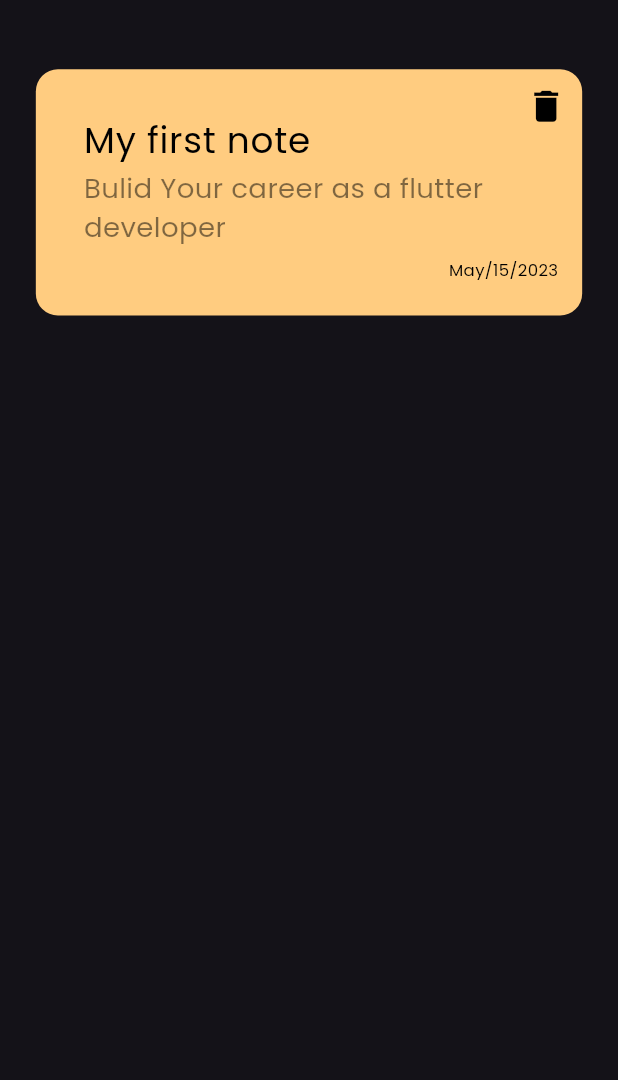
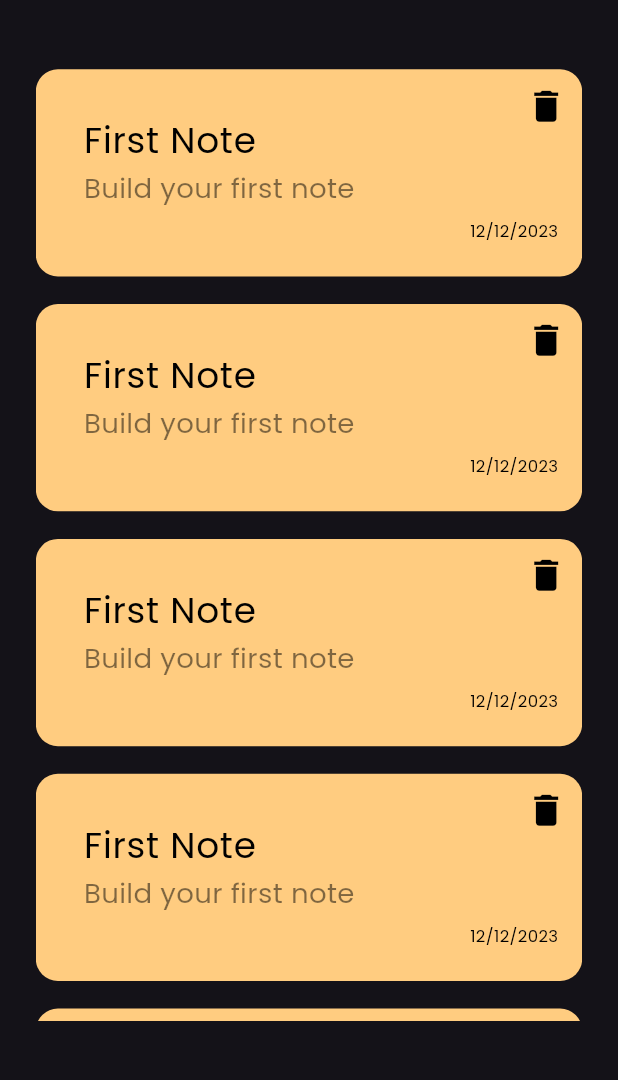
Before and after one commit to FayesSabry/notes_app, a Flutter app: the screen it shows after launch, on a phone screen of 412 x 824 dp, the part 150-1230 px from its top. Run offline on Flutter 3.47's test engine with Material 3 defaults, Android fonts, the phone set to English and light mode, and no system bars; our stand-ins replace flutter_screenutil, go_router, google_fonts.

Commit message:
create notes list view

```diff
--- a/lib/widgets/custom_notes_body.dart
+++ b/lib/widgets/custom_notes_body.dart
@@ -2,6 +2,9 @@ import 'package:flutter/material.dart';
 import 'package:flutter_screenutil/flutter_screenutil.dart';
 import 'package:google_fonts/google_fonts.dart';
 import 'package:notes_app/widgets/custom_app_bar.dart';
+import 'package:notes_app/widgets/custom_no_notes.dart';
+import 'package:notes_app/widgets/note_item.dart';
+import 'package:notes_app/widgets/notes_list_view.dart';
 
 class CustomNotesBody extends StatelessWidget {
   const CustomNotesBody({super.key});
@@ -14,70 +17,9 @@ class CustomNotesBody extends StatelessWidget {
         children: [
           const CustomAppBar(),
           SizedBox(height: 50.h),
-          const NonteItem(),
+          const NotesListView(),
         ],
       ),
     );
   }
 }
-
-class NonteItem extends StatelessWidget {
-  const NonteItem({super.key});
-
-  @override
-  Widget build(BuildContext context) {
-    return Stack(
-      children: [
-        Container(
-          padding: EdgeInsets.only(
-            top: 24.h,
-            bottom: 24.h,
-            left: 16.w,
-            right: 16.w,
-          ),
-          decoration: BoxDecoration(
-            color: const Color(0xffffcc80),
-            borderRadius: BorderRadius.circular(16.r),
-          ),
-          child: Column(
-            crossAxisAlignment: CrossAxisAlignment.end,
-            children: [
-              ListTile(
-                title: Text(
-                  'My first note',
-                  style: GoogleFonts.poppins(
-                    fontSize: 26.sp,
-                    color: Colors.black,
-                  ),
-                ),
-                subtitle: Text(
-                  'Bulid Your career as a flutter developer',
-                  style: GoogleFonts.poppins(
-                    fontSize: 20.sp,
-                    color: Colors.black.withValues(alpha: 0.5),
-                  ),
-                ),
-              ),
-
-              Text(
-                'May/15/2023',
-                style: GoogleFonts.poppins(
-                  fontSize: 12.sp,
-                  color: Colors.black,
-                ),
-              ),
-            ],
-          ),
-        ),
-        Positioned(
-          right: 0.w,
-          top: 0.h,
-          child: IconButton(
-            onPressed: () {},
-            icon: Icon(Icons.delete, color: Colors.black, size: 30.sp),
-          ),
-        ),
-      ],
-    );
-  }
-}
--- /dev/null
+++ b/lib/widgets/note_item.dart
@@ -0,0 +1,74 @@
+import 'package:flutter/material.dart';
+import 'package:flutter_screenutil/flutter_screenutil.dart';
+import 'package:google_fonts/google_fonts.dart';
+
+class NonteItem extends StatelessWidget {
+  const NonteItem({
+    super.key,
+    required this.title,
+    required this.subtitle,
+    required this.date,
+  });
+  final String title;
+  final String subtitle;
+  final String date;
+  @override
+  Widget build(BuildContext context) {
+    return Padding(
+      padding: EdgeInsets.only(bottom: 20.0.h),
+      child: Stack(
+        children: [
+          Container(
+            padding: EdgeInsets.only(
+              top: 24.h,
+              bottom: 24.h,
+              left: 16.w,
+              right: 16.w,
+            ),
+            decoration: BoxDecoration(
+              color: const Color(0xffffcc80),
+              borderRadius: BorderRadius.circular(16.r),
+            ),
+            child: Column(
+              crossAxisAlignment: CrossAxisAlignment.end,
+              children: [
+                ListTile(
+                  title: Text(
+                    title,
+                    style: GoogleFonts.poppins(
+                      fontSize: 26.sp,
+                      color: Colors.black,
+                    ),
+                  ),
+                  subtitle: Text(
+                    subtitle,
+                    style: GoogleFonts.poppins(
+                      fontSize: 20.sp,
+                      color: Colors.black.withValues(alpha: 0.5),
+                    ),
+                  ),
+                ),
+
+                Text(
+                  date,
+                  style: GoogleFonts.poppins(
+                    fontSize: 12.sp,
+                    color: Colors.black,
+                  ),
+                ),
+              ],
+            ),
+          ),
+          Positioned(
+            right: 0.w,
+            top: 0.h,
+            child: IconButton(
+              onPressed: () {},
+              icon: Icon(Icons.delete, color: Colors.black, size: 30.sp),
+            ),
+          ),
+        ],
+      ),
+    );
+  }
+}
--- /dev/null
+++ b/lib/widgets/notes_list_view.dart
@@ -0,0 +1,22 @@
+
+import 'package:flutter/material.dart';
+import 'package:notes_app/widgets/note_item.dart';
+
+class NotesListView extends StatelessWidget {
+  const NotesListView({super.key});
+
+  @override
+  Widget build(BuildContext context) {
+    return Expanded(
+      child: ListView.builder(
+        itemBuilder:
+            (context, index) => const NonteItem(
+              title: 'First Note',
+              subtitle: 'Build your first note',
+              date: '12/12/2023',
+            ),
+        itemCount: 5,
+      ),
+    );
+  }
+}
```
